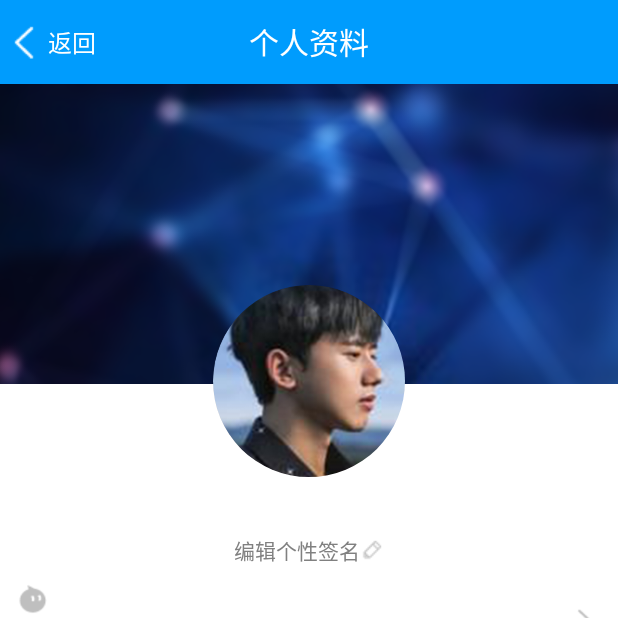
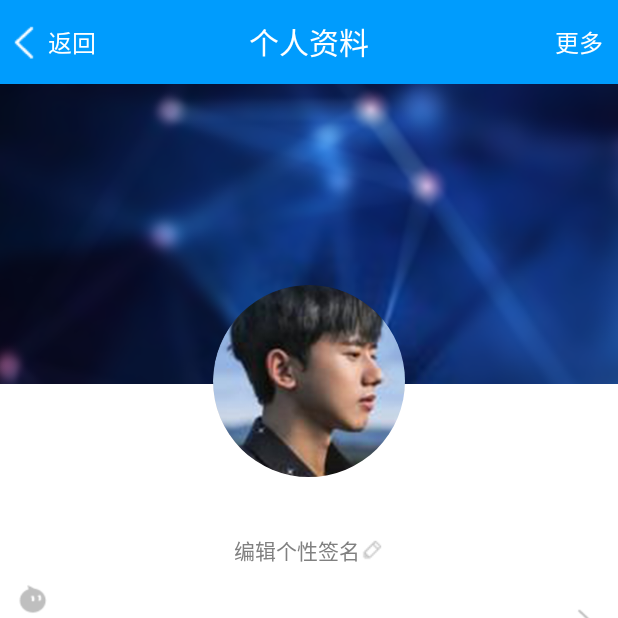
Before and after one commit to ADai00/KK, an Android app: the FriendInfoActivity screen opened directly, with no data from a screen before it, on a phone screen of 412 x 824 dp, the top half of it. Run offline under Robolectric (Android 15) with nearby library versions, the phone set to English and light mode, and no system bars; our stand-ins replace CircleImageView; libraries missing offline, so code that uses them is left out: com.netease.nimlib; 1 statement that could not run was skipped.

```diff
--- a/app/src/main/java/edu/hnie/kk/FriendInfoActivity.java
+++ b/app/src/main/java/edu/hnie/kk/FriendInfoActivity.java
@@ -53,6 +53,7 @@ public class FriendInfoActivity extends BaseActivity {
             }
         });
         commonBackMoreTitle.setText("个人资料");
+        commonBackMoreMore.setText("更多");
         commonBackMoreMore.setOnClickListener(new View.OnClickListener() {
             @Override
             public void onClick(View v) {
```
Also changed, not shown: 1 other file.
